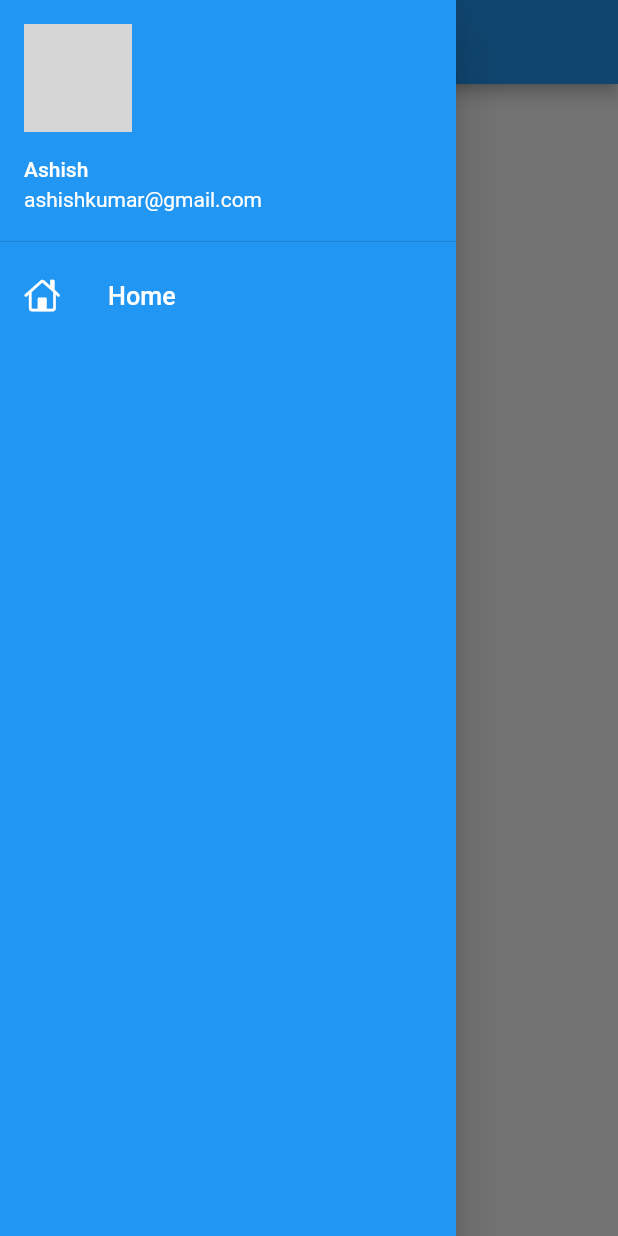
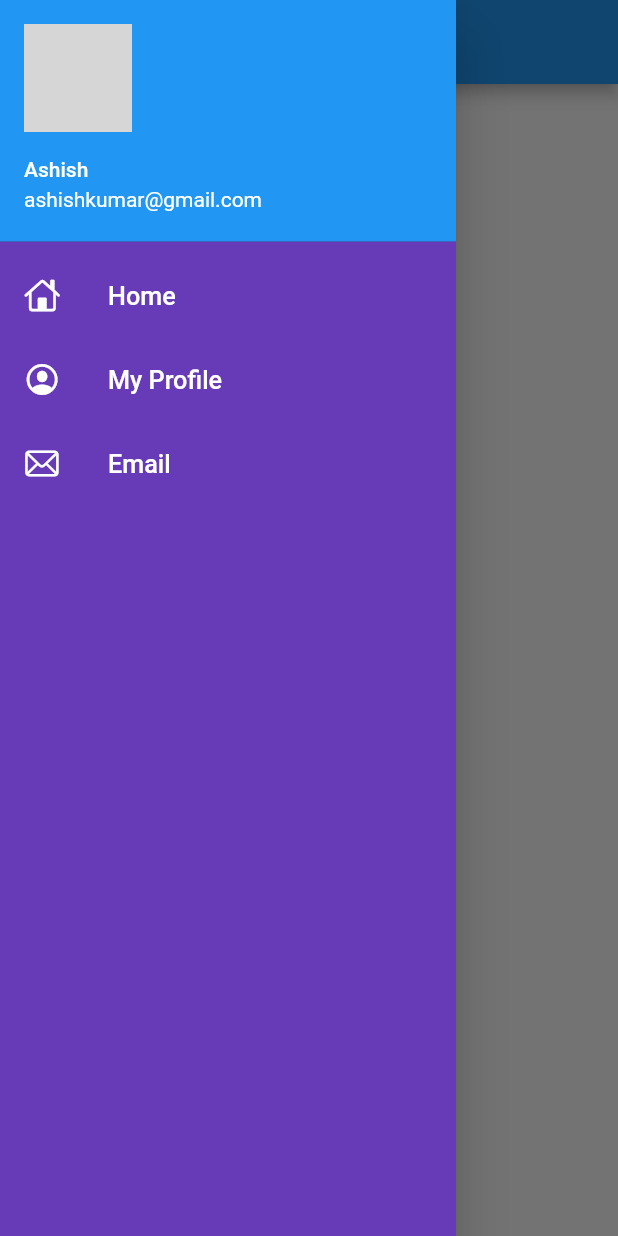
Before and after one commit to devashishkumar/flutterapp, a Flutter app: the screen it shows after launch, with the side drawer open, on a phone screen of 412 x 824 dp. Run offline on Flutter 3.47's test engine with Material 2 defaults, Android fonts, the phone set to English and light mode, and no system bars; our stand-ins replace google_fonts; network calls fail; grey boxes are pictures that could not be loaded.

Commit message:
make appbar title center add multiple options in drawer

```diff
--- a/lib/main.dart
+++ b/lib/main.dart
@@ -14,7 +14,6 @@ class MyApp extends StatelessWidget {
   @override
   Widget build(BuildContext context) {
     // return Container();
-    getData();
     return MaterialApp(
       // theme: ThemeData(
       //   primarySwatch: Colors.blue,
@@ -37,7 +36,4 @@ class MyApp extends StatelessWidget {
     );
   }
 
-  getData({@required int defaultValue = 10}) {
-    return defaultValue * defaultValue;
-  }
 }
--- a/lib/mywidgets/mydrawer.dart
+++ b/lib/mywidgets/mydrawer.dart
@@ -9,7 +9,7 @@ class MyDrawer extends StatelessWidget {
   Widget build(BuildContext context) {
     return Drawer(
       child:Container(
-        color: Colors.blue,
+        color: Colors.deepPurple,
       child: ListView(
         children: [
           DrawerHeader(
@@ -32,6 +32,28 @@ class MyDrawer extends StatelessWidget {
               color: Colors.white
             )
           ),
+          ),
+          ListTile(
+            leading: Icon(
+                CupertinoIcons.profile_circled,
+                color: Colors.white
+            ), title: Text(
+              "My Profile", textScaleFactor: 1.2,
+              style: TextStyle(
+                  color: Colors.white
+              )
+          ),
+          ),
+          ListTile(
+            leading: Icon(
+                CupertinoIcons.mail,
+                color: Colors.white
+            ), title: Text(
+              "Email", textScaleFactor: 1.2,
+              style: TextStyle(
+                  color: Colors.white
+              )
+          ),
           )
         ],
       )
--- a/lib/pages/homepage.dart
+++ b/lib/pages/homepage.dart
@@ -16,7 +16,8 @@ class HomePage extends StatelessWidget {
     String by = 'Ashish';
     return Scaffold(
       appBar: AppBar(
-        title: Text("Flutter App")
+        // title: Text("Flutter App", textAlign: TextAlign.center,)
+          title: new Center(child: new Text("Flutter App", textAlign: TextAlign.center))
       ),
           body: Center(
               child: Container(
```
